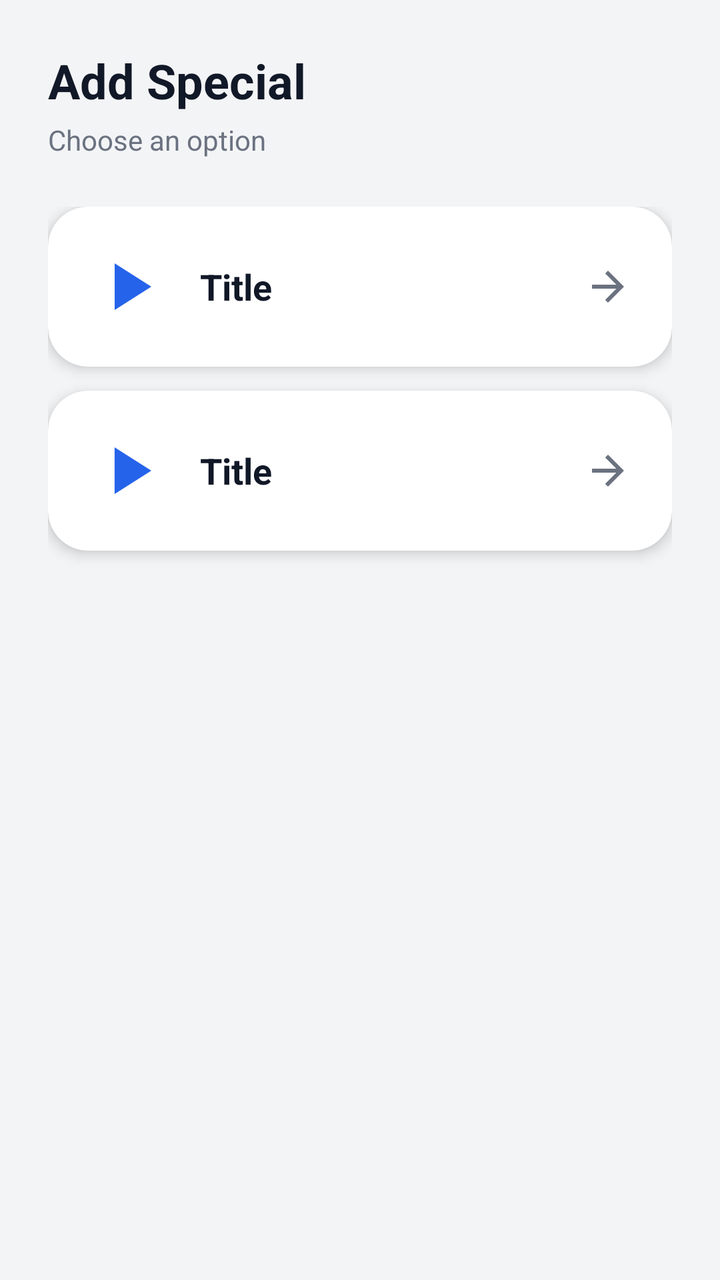
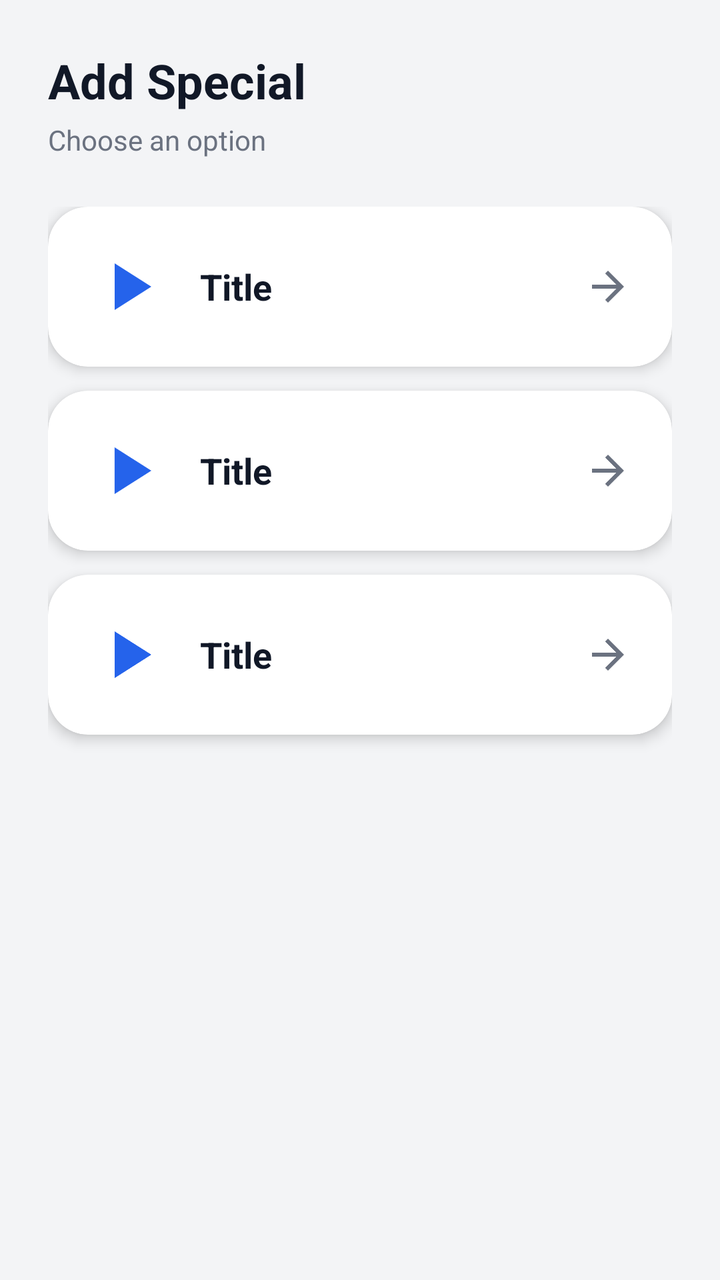

The first picture is an Android layout as it rendered before a commit; the second is the same layout after the commit. The layout source and the unified diff follow.
<!-- AndroidManifest.xml: application theme Theme.Fitness -->
<!-- res/layout/bottom_sheet_add_special.xml -->
<?xml version="1.0" encoding="utf-8"?>
<androidx.coordinatorlayout.widget.CoordinatorLayout xmlns:android="http://schemas.android.com/apk/res/android"
    xmlns:app="http://schemas.android.com/apk/res-auto"
    android:layout_width="match_parent"
    android:layout_height="wrap_content"
    android:background="@color/fitness_background">

    <LinearLayout
        android:layout_width="match_parent"
        android:layout_height="wrap_content"
        android:orientation="vertical"
        android:padding="24dp"
        android:fitsSystemWindows="false">

        
        <TextView
            android:id="@+id/text_header_title"
            android:layout_width="wrap_content"
            android:layout_height="wrap_content"
            android:text="@string/button_add_special"
            android:textColor="@color/fitness_text_primary"
            android:textSize="24sp"
            android:textStyle="bold" />

        <TextView
            android:id="@+id/text_header_subtitle"
            android:layout_width="wrap_content"
            android:layout_height="wrap_content"
            android:layout_marginTop="4dp"
            android:layout_marginBottom="24dp"
            android:text="Choose an option"
            android:textColor="@color/fitness_text_secondary"
            android:textSize="14sp" />

        
        <LinearLayout
            android:id="@+id/layout_main_tiles"
            android:layout_width="match_parent"
            android:layout_height="wrap_content"
            android:orientation="vertical">

            
            <include
                android:id="@+id/tile_warmup"
                layout="@layout/item_workout_mode_tile" />

            
            <include
                android:id="@+id/tile_cooldown"
                layout="@layout/item_workout_mode_tile" />
        </LinearLayout>
    </LinearLayout>
</androidx.coordinatorlayout.widget.CoordinatorLayout>
<!-- res/layout/item_workout_mode_tile.xml (included above) -->
<?xml version="1.0" encoding="utf-8"?>
<androidx.cardview.widget.CardView xmlns:android="http://schemas.android.com/apk/res/android"
    xmlns:app="http://schemas.android.com/apk/res-auto"
    android:layout_width="match_parent"
    android:layout_height="wrap_content"
    android:layout_marginBottom="12dp"
    android:clickable="true"
    android:focusable="true"
    android:foreground="?attr/selectableItemBackground"
    app:cardBackgroundColor="@color/fitness_card_background"
    app:cardCornerRadius="20dp"
    app:cardElevation="4dp">

    <LinearLayout
        android:layout_width="match_parent"
        android:layout_height="wrap_content"
        android:orientation="horizontal"
        android:padding="20dp"
        android:gravity="center_vertical">

        <ImageView
            android:id="@+id/icon_tile"
            android:layout_width="40dp"
            android:layout_height="40dp"
            android:layout_marginEnd="16dp"
            app:tint="@color/fitness_primary"
            app:srcCompat="@drawable/ic_play" />

        <LinearLayout
            android:layout_width="0dp"
            android:layout_height="wrap_content"
            android:layout_weight="1"
            android:orientation="vertical">

            <TextView
                android:id="@+id/text_tile_title"
                android:layout_width="wrap_content"
                android:layout_height="wrap_content"
                android:text="Title"
                android:textColor="@color/fitness_text_primary"
                android:textSize="18sp"
                android:textStyle="bold" />

            <TextView
                android:id="@+id/text_tile_subtitle"
                android:layout_width="wrap_content"
                android:layout_height="wrap_content"
                android:layout_marginTop="4dp"
                android:text="Subtitle"
                android:textColor="@color/fitness_text_secondary"
                android:textSize="14sp"
                android:visibility="gone" />
        </LinearLayout>

        <ImageView
            android:layout_width="24dp"
            android:layout_height="24dp"
            android:src="@drawable/ic_arrow_forward_24"
            app:tint="@color/fitness_text_secondary" />
    </LinearLayout>
</androidx.cardview.widget.CardView>
<!-- resources referenced by this layout -->
<resources>
  <color name="fitness_background">#F3F4F6</color>
  <color name="fitness_card_background">#FFFFFF</color>
  <color name="fitness_primary">#2563EB</color>
  <color name="fitness_text_primary">#111827</color>
  <color name="fitness_text_secondary">#6B7280</color>
  <!-- drawable ic_arrow_forward_24 (drawable) -->
  <vector xmlns:android="http://schemas.android.com/apk/res/android"
      android:width="24dp"
      android:height="24dp"
      android:viewportWidth="24.0"
      android:viewportHeight="24.0"
      android:tint="?attr/colorControlNormal">
    <path
        android:fillColor="@android:color/white"
        android:pathData="M12,4l-1.41,1.41L16.17,11H4v2h12.17l-5.58,5.59L12,20l8,-8z"/>
  </vector>
  <!-- drawable ic_play (drawable) -->
  <vector xmlns:android="http://schemas.android.com/apk/res/android"
      android:width="24dp"
      android:height="24dp"
      android:viewportWidth="24.0"
      android:viewportHeight="24.0"
      android:tint="?attr/colorControlNormal">
      <path
          android:fillColor="@android:color/white"
          android:pathData="M8,5v14l11,-7z" />
  </vector>
  <string name="button_add_special">Add Special</string>
  <color name="fitness_primary_dark">#1E40AF</color>
  <color name="white">#FFFFFFFF</color>
  <color name="fitness_accent">#F59E0B</color>
  <style name="ThemeOverlay.Fitness.MaterialAlertDialog" parent="ThemeOverlay.MaterialComponents.MaterialAlertDialog">
          
          <item name="android:windowBackground">@android:color/transparent</item>
          
          
          <item name="android:background">@drawable/bg_dialog_rounded</item>
          
          
          <item name="colorSurface">@color/fitness_card_background</item>
          
          
          <item name="colorPrimary">@color/fitness_primary</item>
          <item name="colorOnPrimary">@color/white</item>
          
          
          <item name="colorOnSurface">@color/fitness_text_primary</item>
          <item name="android:textColorPrimary">@color/fitness_text_primary</item>
          <item name="android:textColorSecondary">@color/fitness_text_secondary</item>
          
          
          <item name="materialAlertDialogTitleTextStyle">@style/MaterialAlertDialog.Fitness.Title</item>
          <item name="materialAlertDialogBodyTextStyle">@style/MaterialAlertDialog.Fitness.Body</item>
          <item name="buttonBarButtonStyle">@style/MaterialAlertDialog.Fitness.Button</item>
      </style>
  <!-- drawable bg_dialog_rounded (drawable) -->
  <?xml version="1.0" encoding="utf-8"?>
  <shape xmlns:android="http://schemas.android.com/apk/res/android"
      android:shape="rectangle">
      <solid android:color="@color/fitness_card_background" />
      <corners android:radius="24dp" />
  </shape>
  <style name="MaterialAlertDialog.Fitness.Title" parent="MaterialAlertDialog.MaterialComponents.Title.Text">
          <item name="android:textColor">@color/fitness_text_primary</item>
          <item name="android:textSize">20sp</item>
          <item name="android:textStyle">bold</item>
      </style>
  <style name="MaterialAlertDialog.Fitness.Body" parent="MaterialAlertDialog.MaterialComponents.Body.Text">
          <item name="android:textColor">@color/fitness_text_primary</item>
          <item name="android:textSize">15sp</item>
      </style>
  <style name="MaterialAlertDialog.Fitness.Button" parent="Widget.MaterialComponents.Button.TextButton.Dialog">
          <item name="android:textColor">@color/fitness_primary</item>
          <item name="android:textSize">15sp</item>
          <item name="android:textStyle">bold</item>
      </style>
  <!-- unchanged entries left out for length: 1 -->
</resources>

<!-- the commit's change to res/layout/bottom_sheet_add_special.xml (unified diff, before → after) -->
@@ -47,6 +47,11 @@
             
             <include
                 android:id="@+id/tile_cooldown"
+                layout="@layout/item_workout_mode_tile" />
+
+            
+            <include
+                android:id="@+id/tile_superset"
                 layout="@layout/item_workout_mode_tile" />
         </LinearLayout>
     </LinearLayout>
